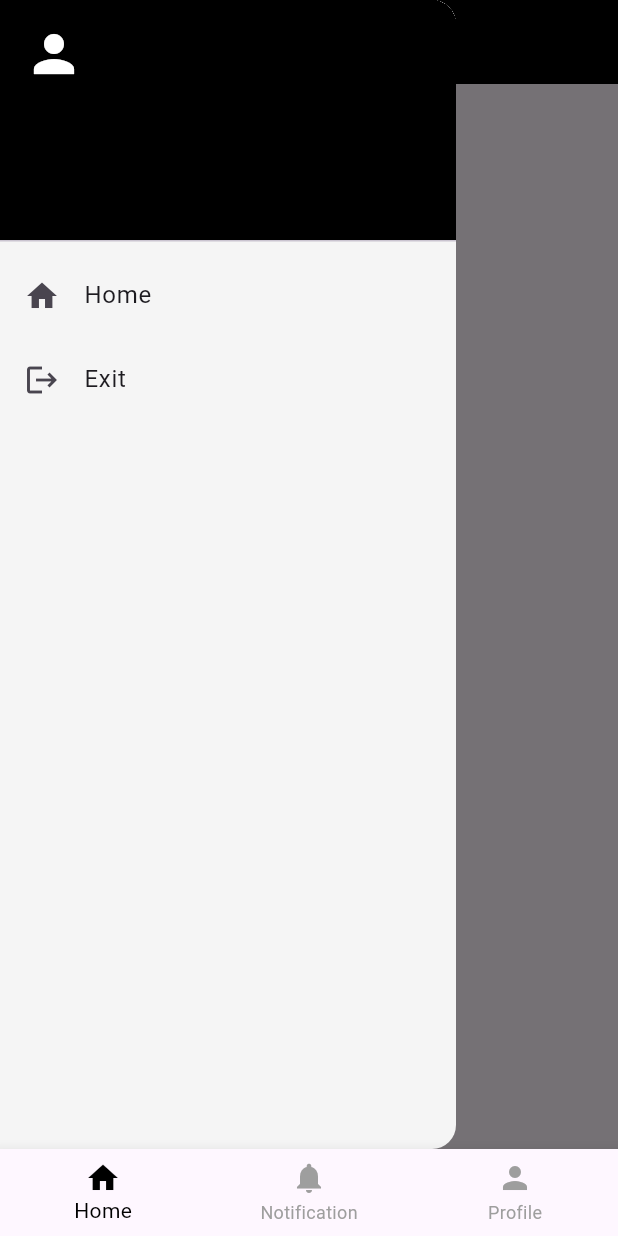
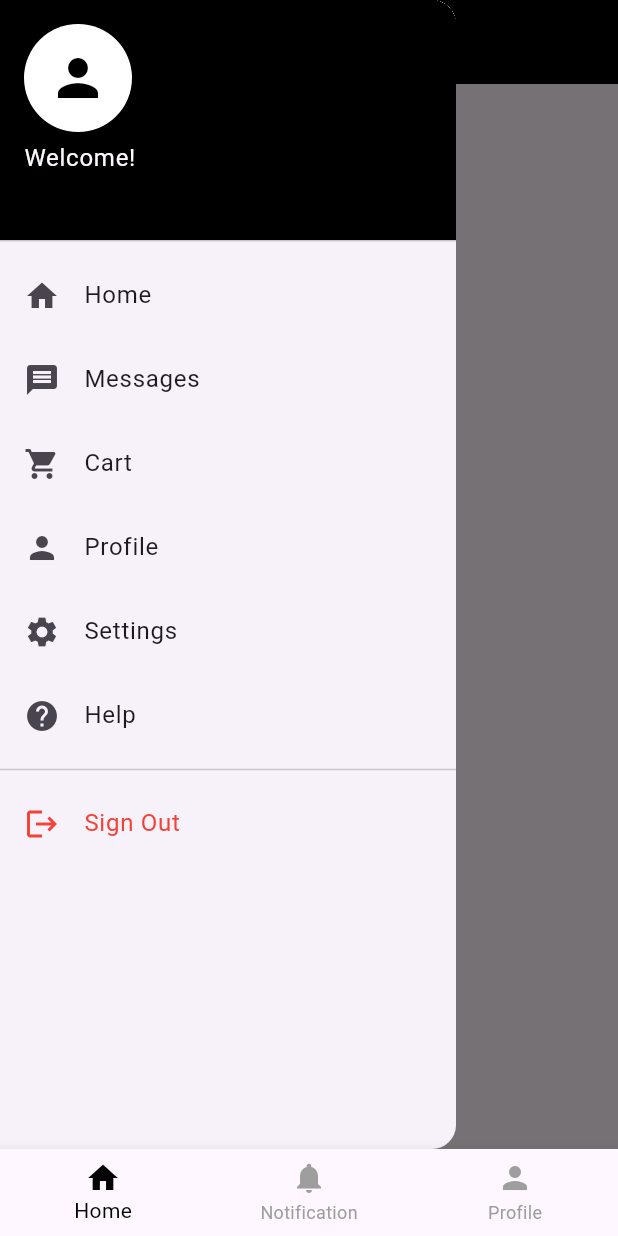
Before and after one commit to milan-koirala/flutterfire_auth_app, a Flutter app: the screen it shows once a user with an empty profile is signed in, with the side drawer open, on a phone screen of 412 x 824 dp. Run offline on Flutter 3.47's test engine with Material 3 defaults, Android fonts, the phone set to English and light mode, and no system bars; our stand-ins replace firebase_auth, firebase_core, flutter_local_notifications, google_sign_in; accounts and stored records are empty.

Commit message:
Enhance MyDrawer with UserAccountsDrawerHeader and additional navigation items

```diff
--- a/lib/components/my_drawer.dart
+++ b/lib/components/my_drawer.dart
@@ -11,37 +11,73 @@ class MyDrawer extends StatelessWidget {
     final user = FirebaseAuth.instance.currentUser;
 
     return Drawer(
-      backgroundColor: Colors.grey.shade100,
       child: ListView(
         padding: EdgeInsets.zero,
         children: [
-          DrawerHeader(
+          UserAccountsDrawerHeader(
             decoration: const BoxDecoration(color: Colors.black),
-            child: Column(
-              crossAxisAlignment: CrossAxisAlignment.start,
-              children: [
-                const Icon(Icons.person, color: Colors.white, size: 40),
-                const SizedBox(height: 10),
-                Text(
-                  user?.email ?? "User",
-                  style: const TextStyle(color: Colors.white),
-                ),
-              ],
+            accountName: const Text('Welcome!'),
+            accountEmail: Text(user?.email ?? "No email"),
+            currentAccountPicture: const CircleAvatar(
+              backgroundColor: Colors.white,
+              child: Icon(Icons.person, color: Colors.black, size: 40),
             ),
           ),
           ListTile(
             leading: const Icon(Icons.home),
             title: const Text('Home'),
             onTap: () {
-              Navigator.pop(context); // Close drawer
+              Navigator.pop(context);
+              // Navigator.pushNamed(context, '/home');
             },
           ),
           ListTile(
-            leading: const Icon(Icons.logout),
-            title: const Text('Exit'),
+            leading: const Icon(Icons.message),
+            title: const Text('Messages'),
             onTap: () {
               Navigator.pop(context);
-              onSignOut(); // Call the passed callback
+              // Navigator.pushNamed(context, '/messages');
+            },
+          ),
+          ListTile(
+            leading: const Icon(Icons.shopping_cart),
+            title: const Text('Cart'),
+            onTap: () {
+              Navigator.pop(context);
+              // Navigator.pushNamed(context, '/cart');
+            },
+          ),
+          ListTile(
+            leading: const Icon(Icons.person),
+            title: const Text('Profile'),
+            onTap: () {
+              Navigator.pop(context);
+              // Navigator.pushNamed(context, '/profile');
+            },
+          ),
+          ListTile(
+            leading: const Icon(Icons.settings),
+            title: const Text('Settings'),
+            onTap: () {
+              Navigator.pop(context);
+              // Navigator.pushNamed(context, '/settings');
+            },
+          ),
+          ListTile(
+            leading: const Icon(Icons.help),
+            title: const Text('Help'),
+            onTap: () {
+              Navigator.pop(context);
+              // Navigator.pushNamed(context, '/help');
+            },
+          ),
+          const Divider(),
+          ListTile(
+            leading: const Icon(Icons.logout, color: Colors.red),
+            title: const Text('Sign Out', style: TextStyle(color: Colors.red)),
+            onTap: () {
+              Navigator.pop(context);
+              onSignOut();
             },
           ),
         ],
```
